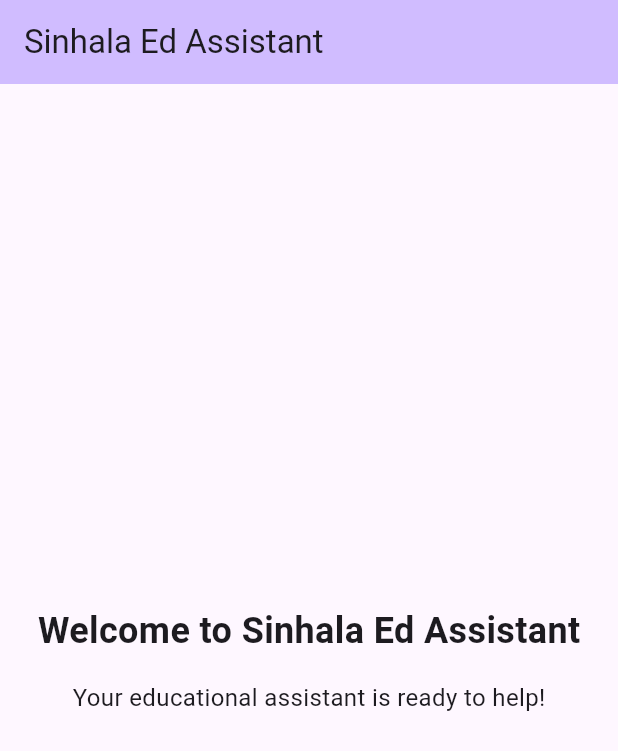
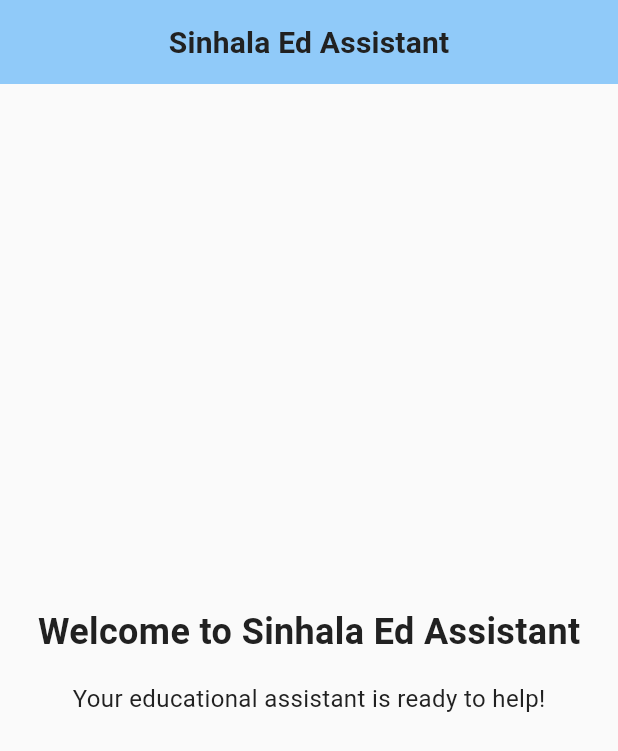
Before and after one commit to hasindu-k/sinhala-ed-assistant, a Flutter app: the screen it shows after launch, on a phone screen of 412 x 824 dp. Shown: the top 751 px of the screen. Run offline on Flutter 3.47's test engine with Material 3 defaults, Android fonts, the phone set to English and light mode, and no system bars.

Commit message:
add theme

```diff
--- /dev/null
+++ b/mobile/sinhala_ed_app/lib/core/theme/app_colors.dart
@@ -0,0 +1,79 @@
+import 'package:flutter/material.dart';
+
+/// Color constants used throughout the Sinhala Ed Assistant app
+class AppColors {
+  // Private constructor to prevent instantiation
+  AppColors._();
+
+  // Primary colors
+  static const Color primaryBlue = Color(0xFF1976D2);
+  static const Color primaryBlueDark = Color(0xFF0D47A1);
+  static const Color primaryBlueLight = Color(0xFF90CAF9);
+  static const Color primaryBlueContainer = Color(0xFFBBDEFB);
+  static const Color primaryBlueContainerDark = Color(0xFF1565C0);
+
+  // Secondary colors
+  static const Color secondaryGreen = Color(0xFF388E3C);
+  static const Color secondaryGreenDark = Color(0xFF1B5E20);
+  static const Color secondaryGreenLight = Color(0xFF81C784);
+  static const Color secondaryGreenContainer = Color(0xFFC8E6C9);
+  static const Color secondaryGreenContainerDark = Color(0xFF2E7D32);
+
+  // Tertiary colors
+  static const Color tertiaryOrange = Color(0xFFFF9800);
+  static const Color tertiaryOrangeDark = Color(0xFFE65100);
+  static const Color tertiaryOrangeLight = Color(0xFFFFB74D);
+  static const Color tertiaryOrangeContainer = Color(0xFFFFE0B2);
+  static const Color tertiaryOrangeContainerDark = Color(0xFFFF8F00);
+
+  // Error colors
+  static const Color error = Color(0xFFD32F2F);
+  static const Color errorDark = Color(0xFFB71C1C);
+  static const Color errorLight = Color(0xFFEF5350);
+  static const Color errorContainer = Color(0xFFFFCDD2);
+  static const Color errorContainerDark = Color(0xFFC62828);
+
+  // Neutral colors (Light theme)
+  static const Color surfaceLight = Color(0xFFFAFAFA);
+  static const Color onSurfaceLight = Color(0xFF212121);
+  static const Color surfaceContainerLight = Color(0xFFE0E0E0);
+  static const Color onSurfaceVariantLight = Color(0xFF757575);
+  static const Color outlineLight = Color(0xFFBDBDBD);
+  static const Color inverseSurfaceLight = Color(0xFF303030);
+  static const Color onInverseSurfaceLight = Color(0xFFFAFAFA);
+
+  // Neutral colors (Dark theme)
+  static const Color surfaceDark = Color(0xFF121212);
+  static const Color onSurfaceDark = Color(0xFFE0E0E0);
+  static const Color surfaceContainerDark = Color(0xFF2C2C2C);
+  static const Color onSurfaceVariantDark = Color(0xFFBDBDBD);
+  static const Color outlineDark = Color(0xFF616161);
+  static const Color inverseSurfaceDark = Color(0xFFE0E0E0);
+  static const Color onInverseSurfaceDark = Color(0xFF303030);
+
+  // Common colors
+  static const Color white = Color(0xFFFFFFFF);
+  static const Color black = Color(0xFF000000);
+  static const Color transparent = Color(0x00000000);
+
+  // Custom brand colors
+  static const Color sinhalaGold = Color(0xFFFFD700);
+  static const Color sinhalaMaroon = Color(0xFF800000);
+
+  // Status colors
+  static const Color success = Color(0xFF4CAF50);
+  static const Color warning = Color(0xFFFFC107);
+  static const Color info = Color(0xFF2196F3);
+
+  // Background variations
+  static const Color backgroundLight = Color(0xFFF3F4F6);
+  static const Color backgroundDark = Color(0xFF0F0F0F);
+
+  // Background variations for splash screen
+  static const Color splashLight = Color(0xFFF3F4F6);
+  static const Color splashDark = Color(0xFFA6A6A6);
+
+  // Card and surface variations
+  static const Color cardLight = Color(0xFFFFFFFF);
+  static const Color cardDark = Color(0xFF1E1E1E);
+}
--- /dev/null
+++ b/mobile/sinhala_ed_app/lib/core/theme/app_text_styles.dart
@@ -0,0 +1,181 @@
+import 'package:flutter/material.dart';
+import 'app_colors.dart';
+
+/// Text styles used throughout the Sinhala Ed Assistant app
+class AppTextStyles {
+  // Private constructor to prevent instantiation
+  AppTextStyles._();
+
+  // Base font family
+  static const String fontFamily = 'Roboto';
+
+  // Display styles
+  static const TextStyle displayLarge = TextStyle(
+    fontSize: 32,
+    fontWeight: FontWeight.bold,
+    fontFamily: fontFamily,
+    letterSpacing: -0.5,
+  );
+
+  static const TextStyle displayMedium = TextStyle(
+    fontSize: 28,
+    fontWeight: FontWeight.bold,
+    fontFamily: fontFamily,
+    letterSpacing: -0.25,
+  );
+
+  static const TextStyle displaySmall = TextStyle(
+    fontSize: 24,
+    fontWeight: FontWeight.w600,
+    fontFamily: fontFamily,
+    letterSpacing: 0,
+  );
+
+  // Headline styles
+  static const TextStyle headlineLarge = TextStyle(
+    fontSize: 22,
+    fontWeight: FontWeight.w600,
+    fontFamily: fontFamily,
+    letterSpacing: 0,
+  );
+
+  static const TextStyle headlineMedium = TextStyle(
+    fontSize: 20,
+    fontWeight: FontWeight.w500,
+    fontFamily: fontFamily,
+    letterSpacing: 0.15,
+  );
+
+  static const TextStyle headlineSmall = TextStyle(
+    fontSize: 18,
+    fontWeight: FontWeight.w500,
+    fontFamily: fontFamily,
+    letterSpacing: 0.15,
+  );
+
+  // Title styles
+  static const TextStyle titleLarge = TextStyle(
+    fontSize: 16,
+    fontWeight: FontWeight.w500,
+    fontFamily: fontFamily,
+    letterSpacing: 0.15,
+  );
+
+  static const TextStyle titleMedium = TextStyle(
+    fontSize: 14,
+    fontWeight: FontWeight.w500,
+    fontFamily: fontFamily,
+    letterSpacing: 0.1,
+  );
+
+  static const TextStyle titleSmall = TextStyle(
+    fontSize: 12,
+    fontWeight: FontWeight.w500,
+    fontFamily: fontFamily,
+    letterSpacing: 0.1,
+  );
+
+  // Body styles
+  static const TextStyle bodyLarge = TextStyle(
+    fontSize: 16,
+    fontWeight: FontWeight.normal,
+    fontFamily: fontFamily,
+    letterSpacing: 0.15,
+    height: 1.5,
+  );
+
+  static const TextStyle bodyMedium = TextStyle(
+    fontSize: 14,
+    fontWeight: FontWeight.normal,
+    fontFamily: fontFamily,
+    letterSpacing: 0.25,
+    height: 1.4,
+  );
+
+  static const TextStyle bodySmall = TextStyle(
+    fontSize: 12,
+    fontWeight: FontWeight.normal,
+    fontFamily: fontFamily,
+    letterSpacing: 0.4,
+    height: 1.3,
+  );
+
+  // Label styles
+  static const TextStyle labelLarge = TextStyle(
+    fontSize: 14,
+    fontWeight: FontWeight.w500,
+    fontFamily: fontFamily,
+    letterSpacing: 0.1,
+  );
+
+  static const TextStyle labelMedium = TextStyle(
+    fontSize: 12,
+    fontWeight: FontWeight.w500,
+    fontFamily: fontFamily,
+    letterSpacing: 0.5,
+  );
+
+  static const TextStyle labelSmall = TextStyle(
+    fontSize: 10,
+    fontWeight: FontWeight.w500,
+    fontFamily: fontFamily,
+    letterSpacing: 0.5,
+  );
+
+  // Custom app-specific styles
+  static const TextStyle appBarTitle = TextStyle(
+    fontSize: 20,
+    fontWeight: FontWeight.w600,
+    fontFamily: fontFamily,
+    letterSpacing: 0.15,
+  );
+
+  static const TextStyle buttonText = TextStyle(
+    fontSize: 16,
+    fontWeight: FontWeight.w500,
+    fontFamily: fontFamily,
+    letterSpacing: 0.25,
+  );
+
+  static const TextStyle captionText = TextStyle(
+    fontSize: 12,
+    fontWeight: FontWeight.normal,
+    fontFamily: fontFamily,
+    letterSpacing: 0.4,
+  );
+
+  static const TextStyle overlineText = TextStyle(
+    fontSize: 10,
+    fontWeight: FontWeight.w500,
+    fontFamily: fontFamily,
+    letterSpacing: 1.5,
+  );
+
+  // Helper methods to get text styles with custom colors
+  static TextTheme getTextTheme({required bool isDark}) {
+    final Color primaryTextColor = isDark
+        ? AppColors.onSurfaceDark
+        : AppColors.onSurfaceLight;
+    final Color secondaryTextColor = isDark
+        ? AppColors.onSurfaceVariantDark
+        : AppColors.onSurfaceVariantLight;
+
+    return TextTheme(
+      displayLarge: displayLarge.copyWith(color: primaryTextColor),
+      displayMedium: displayMedium.copyWith(color: primaryTextColor),
+      displaySmall: displaySmall.copyWith(color: primaryTextColor),
+      headlineLarge: headlineLarge.copyWith(color: primaryTextColor),
+      headlineMedium: headlineMedium.copyWith(color: primaryTextColor),
+      headlineSmall: headlineSmall.copyWith(color: primaryTextColor),
+      titleLarge: titleLarge.copyWith(color: primaryTextColor),
+      titleMedium: titleMedium.copyWith(color: primaryTextColor),
+      titleSmall: titleSmall.copyWith(color: primaryTextColor),
+      bodyLarge: bodyLarge.copyWith(color: primaryTextColor),
+      bodyMedium: bodyMedium.copyWith(color: primaryTextColor),
+      bodySmall: bodySmall.copyWith(color: secondaryTextColor),
+      labelLarge: labelLarge.copyWith(color: primaryTextColor),
+      labelMedium: labelMedium.copyWith(color: primaryTextColor),
+      labelSmall: labelSmall.copyWith(color: secondaryTextColor),
+    );
+  }
+}
--- /dev/null
+++ b/mobile/sinhala_ed_app/lib/core/theme/app_theme.dart
@@ -0,0 +1,242 @@
+import 'package:flutter/material.dart';
+import 'app_colors.dart';
+import 'app_text_styles.dart';
+
+/// Centralized theme configuration for the Sinhala Ed Assistant app
+class AppTheme {
+  // Private constructor to prevent instantiation
+  AppTheme._();
+
+  /// Light theme configuration
+  static ThemeData get lightTheme {
+    return ThemeData(
+      useMaterial3: true,
+      colorScheme: _lightColorScheme,
+      fontFamily: AppTextStyles.fontFamily,
+
+      // App Bar Theme
+      appBarTheme: AppBarTheme(
+        centerTitle: true,
+        elevation: 2,
+        surfaceTintColor: Colors.transparent,
+        titleTextStyle: AppTextStyles.appBarTitle.copyWith(
+          color: AppColors.onSurfaceLight,
+        ),
+      ),
+
+      // Text Theme
+      textTheme: AppTextStyles.getTextTheme(isDark: false),
+
+      // Elevated Button Theme
+      elevatedButtonTheme: ElevatedButtonThemeData(
+        style: ElevatedButton.styleFrom(
+          elevation: 2,
+          padding: const EdgeInsets.symmetric(horizontal: 24, vertical: 12),
+          shape: RoundedRectangleBorder(borderRadius: BorderRadius.circular(8)),
+          textStyle: AppTextStyles.buttonText,
+        ),
+      ),
+
+      // Text Button Theme
+      textButtonTheme: TextButtonThemeData(
+        style: TextButton.styleFrom(
+          padding: const EdgeInsets.symmetric(horizontal: 16, vertical: 8),
+          shape: RoundedRectangleBorder(borderRadius: BorderRadius.circular(8)),
+          textStyle: AppTextStyles.buttonText,
+        ),
+      ),
+
+      // Card Theme
+      cardTheme: const CardThemeData(
+        elevation: 2,
+        margin: EdgeInsets.all(8),
+        shape: RoundedRectangleBorder(
+          borderRadius: BorderRadius.all(Radius.circular(12)),
+        ),
+      ),
+
+      // Dialog Theme
+      dialogTheme: DialogThemeData(
+        elevation: 8,
+        shape: const RoundedRectangleBorder(
+          borderRadius: BorderRadius.all(Radius.circular(16)),
+        ),
+        titleTextStyle: AppTextStyles.headlineMedium.copyWith(
+          color: AppColors.onSurfaceLight,
+        ),
+        contentTextStyle: AppTextStyles.bodyLarge.copyWith(
+          color: AppColors.onSurfaceLight,
+        ),
+      ),
+
+      // Input Decoration Theme
+      inputDecorationTheme: const InputDecorationTheme(
+        border: OutlineInputBorder(
+          borderRadius: BorderRadius.all(Radius.circular(8)),
+        ),
+        focusedBorder: OutlineInputBorder(
+          borderRadius: BorderRadius.all(Radius.circular(8)),
+          borderSide: BorderSide(color: AppColors.primaryBlue, width: 2),
+        ),
+        errorBorder: OutlineInputBorder(
+          borderRadius: BorderRadius.all(Radius.circular(8)),
+          borderSide: BorderSide(color: AppColors.error),
+        ),
+        focusedErrorBorder: OutlineInputBorder(
+          borderRadius: BorderRadius.all(Radius.circular(8)),
+          borderSide: BorderSide(color: AppColors.error, width: 2),
+        ),
+        contentPadding: EdgeInsets.symmetric(horizontal: 16, vertical: 12),
+      ),
+    );
+  }
+
+  /// Dark theme configuration
+  static ThemeData get darkTheme {
+    return ThemeData(
+      useMaterial3: true,
+      colorScheme: _darkColorScheme,
+      fontFamily: AppTextStyles.fontFamily,
+
+      // App Bar Theme
+      appBarTheme: AppBarTheme(
+        centerTitle: true,
+        elevation: 2,
+        surfaceTintColor: Colors.transparent,
+        titleTextStyle: AppTextStyles.appBarTitle.copyWith(
+          color: AppColors.onSurfaceDark,
+        ),
+      ),
+
+      // Text Theme
+      textTheme: AppTextStyles.getTextTheme(isDark: true),
+
+      // Elevated Button Theme
+      elevatedButtonTheme: ElevatedButtonThemeData(
+        style: ElevatedButton.styleFrom(
+          elevation: 2,
+          padding: const EdgeInsets.symmetric(horizontal: 24, vertical: 12),
+          shape: RoundedRectangleBorder(borderRadius: BorderRadius.circular(8)),
+          textStyle: AppTextStyles.buttonText,
+        ),
+      ),
+
+      // Text Button Theme
+      textButtonTheme: TextButtonThemeData(
+        style: TextButton.styleFrom(
+          padding: const EdgeInsets.symmetric(horizontal: 16, vertical: 8),
+          shape: RoundedRectangleBorder(borderRadius: BorderRadius.circular(8)),
+          textStyle: AppTextStyles.buttonText,
+        ),
+      ),
+
+      // Card Theme
+      cardTheme: const CardThemeData(
+        elevation: 2,
+        margin: EdgeInsets.all(8),
+        shape: RoundedRectangleBorder(
+          borderRadius: BorderRadius.all(Radius.circular(12)),
+        ),
+      ),
+
+      // Dialog Theme
+      dialogTheme: DialogThemeData(
+        elevation: 8,
+        shape: const RoundedRectangleBorder(
+          borderRadius: BorderRadius.all(Radius.circular(16)),
+        ),
+        titleTextStyle: AppTextStyles.headlineMedium.copyWith(
+          color: AppColors.onSurfaceDark,
+        ),
+        contentTextStyle: AppTextStyles.bodyLarge.copyWith(
+          color: AppColors.onSurfaceDark,
+        ),
+      ),
+
+      // Input Decoration Theme
+      inputDecorationTheme: const InputDecorationTheme(
+        border: OutlineInputBorder(
+          borderRadius: BorderRadius.all(Radius.circular(8)),
+        ),
+        focusedBorder: OutlineInputBorder(
+          borderRadius: BorderRadius.all(Radius.circular(8)),
+          borderSide: BorderSide(color: AppColors.primaryBlueLight, width: 2),
+        ),
+        errorBorder: OutlineInputBorder(
+          borderRadius: BorderRadius.all(Radius.circular(8)),
+          borderSide: BorderSide(color: AppColors.errorLight),
+        ),
+        focusedErrorBorder: OutlineInputBorder(
+          borderRadius: BorderRadius.all(Radius.circular(8)),
+          borderSide: BorderSide(color: AppColors.errorLight, width: 2),
+        ),
+        contentPadding: EdgeInsets.symmetric(horizontal: 16, vertical: 12),
+      ),
+    );
+  }
+
+  // Color schemes
+  static const ColorScheme _lightColorScheme = ColorScheme(
+    brightness: Brightness.light,
+    primary: AppColors.primaryBlue,
+    onPrimary: AppColors.white,
+    primaryContainer: AppColors.primaryBlueContainer,
+    onPrimaryContainer: AppColors.primaryBlueDark,
+    secondary: AppColors.secondaryGreen,
+    onSecondary: AppColors.white,
+    secondaryContainer: AppColors.secondaryGreenContainer,
+    onSecondaryContainer: AppColors.secondaryGreenDark,
+    tertiary: AppColors.tertiaryOrange,
+    onTertiary: AppColors.white,
+    tertiaryContainer: AppColors.tertiaryOrangeContainer,
+    onTertiaryContainer: AppColors.tertiaryOrangeDark,
+    error: AppColors.error,
+    onError: AppColors.white,
+    errorContainer: AppColors.errorContainer,
+    onErrorContainer: AppColors.errorDark,
+    surface: AppColors.surfaceLight,
+    onSurface: AppColors.onSurfaceLight,
+    surfaceContainerHighest: AppColors.surfaceContainerLight,
+    onSurfaceVariant: AppColors.onSurfaceVariantLight,
+    outline: AppColors.outlineLight,
+    outlineVariant: AppColors.surfaceContainerLight,
+    shadow: AppColors.black,
+    scrim: AppColors.black,
+    inverseSurface: AppColors.inverseSurfaceLight,
+    onInverseSurface: AppColors.onInverseSurfaceLight,
+    inversePrimary: AppColors.primaryBlueLight,
+    surfaceTint: AppColors.primaryBlue,
+  );
+
+  static const ColorScheme _darkColorScheme = ColorScheme(
+    brightness: Brightness.dark,
+    primary: AppColors.primaryBlueLight,
+    onPrimary: AppColors.primaryBlueDark,
+    primaryContainer: AppColors.primaryBlueContainerDark,
+    onPrimaryContainer: AppColors.primaryBlueContainer,
+    secondary: AppColors.secondaryGreenLight,
+    onSecondary: AppColors.secondaryGreenDark,
+    secondaryContainer: AppColors.secondaryGreenContainerDark,
+    onSecondaryContainer: AppColors.secondaryGreenContainer,
+    tertiary: AppColors.tertiaryOrangeLight,
+    onTertiary: AppColors.tertiaryOrangeDark,
+    tertiaryContainer: AppColors.tertiaryOrangeContainerDark,
+    onTertiaryContainer: AppColors.tertiaryOrangeContainer,
+    error: AppColors.errorLight,
+    onError: AppColors.errorDark,
+    errorContainer: AppColors.errorContainerDark,
+    onErrorContainer: AppColors.errorContainer,
+    surface: AppColors.surfaceDark,
+    onSurface: AppColors.onSurfaceDark,
+    surfaceContainerHighest: AppColors.surfaceContainerDark,
+    onSurfaceVariant: AppColors.onSurfaceVariantDark,
+    outline: AppColors.outlineDark,
+    outlineVariant: AppColors.surfaceContainerDark,
+    shadow: AppColors.black,
+    scrim: AppColors.black,
+    inverseSurface: AppColors.inverseSurfaceDark,
+    onInverseSurface: AppColors.onInverseSurfaceDark,
+    inversePrimary: AppColors.primaryBlue,
+    surfaceTint: AppColors.primaryBlueLight,
+  );
+}
--- /dev/null
+++ b/mobile/sinhala_ed_app/lib/core/theme/theme.dart
@@ -0,0 +1,5 @@
+// Theme exports for easy import throughout the app
+export 'app_theme.dart';
+export 'app_colors.dart';
+export 'app_text_styles.dart';
+export 'theme_utils.dart';
--- /dev/null
+++ b/mobile/sinhala_ed_app/lib/core/theme/theme_utils.dart
@@ -0,0 +1,96 @@
+import 'package:flutter/material.dart';
+import 'package:sinhala_ed_app/core/theme/theme.dart';
+
+/// Utility class for theme-related helper functions
+class ThemeUtils {
+  // Private constructor to prevent instantiation
+  ThemeUtils._();
+
+  /// Returns true if the current theme is dark mode
+  static bool isDarkMode(BuildContext context) {
+    return Theme.of(context).brightness == Brightness.dark;
+  }
+
+  /// Returns the primary color based on the current theme
+  static Color getPrimaryColor(BuildContext context) {
+    return Theme.of(context).colorScheme.primary;
+  }
+
+  /// Returns the surface color based on the current theme
+  static Color getSurfaceColor(BuildContext context) {
+    return Theme.of(context).colorScheme.surface;
+  }
+
+  /// Returns the on-surface color based on the current theme
+  static Color getOnSurfaceColor(BuildContext context) {
+    return Theme.of(context).colorScheme.onSurface;
+  }
+
+  /// Returns the appropriate text color for the current theme
+  static Color getTextColor(BuildContext context) {
+    return Theme.of(context).colorScheme.onSurface;
+  }
+
+  /// Returns the appropriate secondary text color for the current theme
+  static Color getSecondaryTextColor(BuildContext context) {
+    return Theme.of(context).colorScheme.onSurfaceVariant;
+  }
+
+  /// Returns the appropriate error color for the current theme
+  static Color getErrorColor(BuildContext context) {
+    return Theme.of(context).colorScheme.error;
+  }
+
+  /// Returns the appropriate success color for the current theme
+  static Color getSuccessColor(BuildContext context) {
+    return isDarkMode(context)
+        ? const Color(0xFF4CAF50)
+        : const Color(0xFF2E7D32);
+  }
+
+  /// Returns the appropriate warning color for the current theme
+  static Color getWarningColor(BuildContext context) {
+    return isDarkMode(context)
+        ? const Color(0xFFFFC107)
+        : const Color(0xFFF57C00);
+  }
+
+  /// Returns the appropriate card elevation for the current theme
+  static double getCardElevation(BuildContext context) {
+    return isDarkMode(context) ? 4.0 : 2.0;
+  }
+
+  /// Returns the appropriate border radius for cards and buttons
+  static BorderRadius getCardBorderRadius() {
+    return BorderRadius.circular(12.0);
+  }
+
+  /// Returns the appropriate border radius for inputs
+  static BorderRadius getInputBorderRadius() {
+    return BorderRadius.circular(8.0);
+  }
+
+  /// Returns appropriate padding for content
+  static EdgeInsets getContentPadding() {
+    return const EdgeInsets.all(16.0);
+  }
+
+  /// Returns appropriate padding for buttons
+  static EdgeInsets getButtonPadding() {
+    return const EdgeInsets.symmetric(horizontal: 24.0, vertical: 12.0);
+  }
+
+  /// Returns appropriate small padding
+  static EdgeInsets getSmallPadding() {
+    return const EdgeInsets.all(8.0);
+  }
+
+  /// Returns appropriate large padding
+  static EdgeInsets getLargePadding() {
+    return const EdgeInsets.all(24.0);
+  }
+
+  static Color getSplashBackgroundColor(BuildContext context) {
+    return isDarkMode(context) ? AppColors.splashDark : AppColors.splashLight;
+  }
+}
--- a/mobile/sinhala_ed_app/lib/presentation/pages/splash_page.dart
+++ b/mobile/sinhala_ed_app/lib/presentation/pages/splash_page.dart
@@ -1,4 +1,5 @@
 import 'package:flutter/material.dart';
+import '../../core/theme/theme.dart';
 import '../routes/app_routes.dart';
 import '../routes/navigation_service.dart';
 
@@ -18,8 +19,12 @@ class SplashPage extends StatelessWidget {
     });
 
     return Scaffold(
-      backgroundColor: Color(0xFFF3F4F6), // fixed hex color
-      body: Center(child: Image.asset('assets/images/logo-with-bg.png')),
+      backgroundColor: ThemeUtils.getSplashBackgroundColor(context),
+      body: Center(
+        child: Theme.of(context).brightness == Brightness.dark
+            ? Image.asset('assets/images/logo-with-dark-bg.png')
+            : Image.asset('assets/images/logo-with-bg.png'),
+      ),
     );
   }
 }
--- a/mobile/sinhala_ed_app/lib/sinhala_ed_app.dart
+++ b/mobile/sinhala_ed_app/lib/sinhala_ed_app.dart
@@ -1,4 +1,5 @@
 import 'package:flutter/material.dart';
+import 'core/theme/theme.dart';
 import 'presentation/routes/app_routes.dart';
 import 'presentation/routes/app_pages.dart';
 import 'presentation/routes/navigation_service.dart';
@@ -12,6 +13,13 @@ class SinhalaEdApp extends StatelessWidget {
     return MaterialApp(
       title: 'Sinhala Ed Assistant',
       debugShowCheckedModeBanner: false,
+
+      // Theme configuration
+      theme: AppTheme.lightTheme,
+      darkTheme: AppTheme.darkTheme,
+      themeMode: ThemeMode.system,
+
+      // Navigation configuration
       initialRoute: AppRoutes.splash,
       navigatorKey: NavigationService.navigatorKey,
       routes: AppPages.routes,
--- a/mobile/sinhala_ed_app/pubspec.yaml
+++ b/mobile/sinhala_ed_app/pubspec.yaml
@@ -59,7 +59,7 @@ flutter:
 
   # To add assets to your application, add an assets section, like this:
   assets:
-    - assets/images/logo-with-bg.png
+    - assets/images/
 
   # An image asset can refer to one or more resolution-specific "variants", see
   # https://flutter.dev/to/resolution-aware-images
```
Also changed, not shown: mobile/sinhala_ed_app/assets/images/logo-with-dark-bg.png (added), 1 other file.
